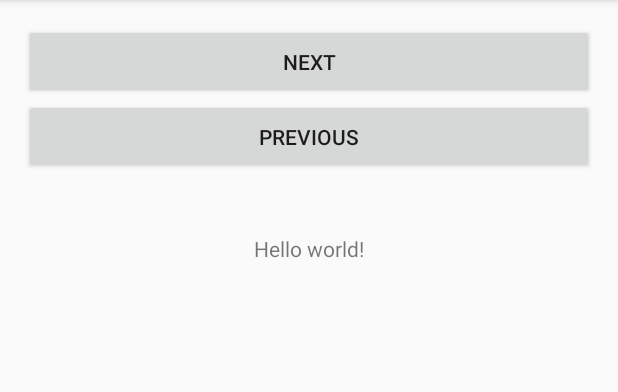
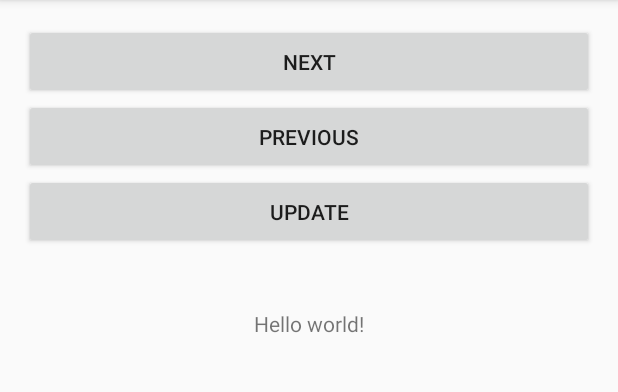
Before and after one commit to cNille/shapeapp, an Android app: the screen it shows after launch (MainActivity), on a phone screen of 412 x 824 dp, the part 84-476 px from its top. Run offline under Robolectric (Android 15) with nearby library versions, the phone set to English and light mode, and no system bars; 1 statement that could not run was skipped.

Commit message:
Added a update calendar function

```diff
--- a/Android/CalendarViewer/app/src/main/java/se/shapeapp/calendarviewer/MainActivity.java
+++ b/Android/CalendarViewer/app/src/main/java/se/shapeapp/calendarviewer/MainActivity.java
@@ -24,7 +24,10 @@ public class MainActivity extends ActionBarActivity {
         super.onCreate(savedInstanceState);
         setContentView(R.layout.activity_main);
         tv = (TextView)findViewById(R.id.event);
+        retrieveCalendarEvents(null);
+    }
 
+    public void retrieveCalendarEvents(View v) {
         /* Defines which columns (variables of the event we are interested in retrieving.
          * In this case we retrieve the title, datestart and description
         */
@@ -54,7 +57,6 @@ public class MainActivity extends ActionBarActivity {
                 arguments,
                 order
         );
-
         cursor.moveToFirst();
     }
 
--- a/Android/CalendarViewer/app/src/main/res/layout/activity_main.xml
+++ b/Android/CalendarViewer/app/src/main/res/layout/activity_main.xml
@@ -19,6 +19,13 @@
         android:text="Previous"
         android:onClick="previous_event" />
 
+    <Button
+        android:id="@+id/update_calendar"
+        android:layout_height="50dp"
+        android:layout_width="match_parent"
+        android:text="Update"
+        android:onClick="retrieveCalendarEvents" />
+
     <TextView
         android:text="@string/hello_world"
         android:layout_width="match_parent"
```
